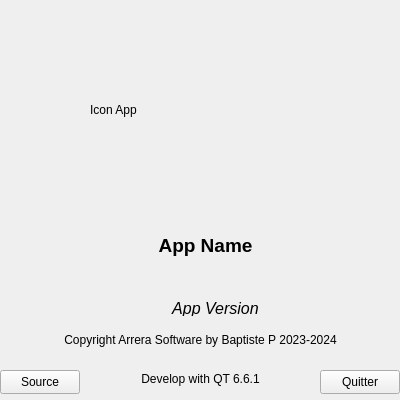
Qt form carreraapropos.ui (Arrera-Software/Arrera-Interface) before a commit.
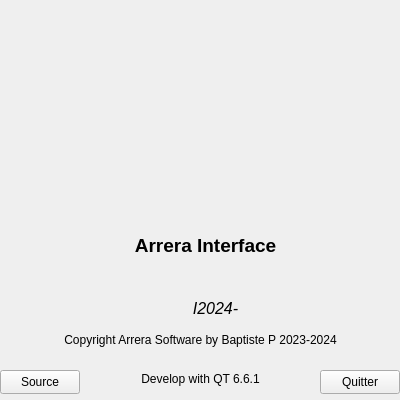
The same form after that commit. Icons and pictures are not drawn.

Commit message: Mise a jour de la fenetre apropos

Patch:
```diff
--- a/carreraapropos.ui
+++ b/carreraapropos.ui
@@ -36,7 +36,13 @@
      </size>
     </property>
     <property name="text">
-     <string>Icon App</string>
+     <string/>
+    </property>
+    <property name="pixmap">
+     <pixmap resource="ArreraTheme.qrc">:/IconArrera/ArreraI2024.png</pixmap>
+    </property>
+    <property name="scaledContents">
+     <bool>true</bool>
     </property>
    </widget>
    <widget class="QLabel" name="IDC_APPNAME">
@@ -55,7 +61,7 @@
      </font>
     </property>
     <property name="text">
-     <string>App Name</string>
+     <string>Arrera Interface</string>
     </property>
     <property name="alignment">
      <set>Qt::AlignCenter</set>
@@ -77,7 +83,7 @@
      </font>
     </property>
     <property name="text">
-     <string>App Version</string>
+     <string>I2024-</string>
     </property>
     <property name="alignment">
      <set>Qt::AlignCenter</set>
```
Left out of the diff: 4 changed lines with no effect on the pictures. The commit also changes 1 other file.
